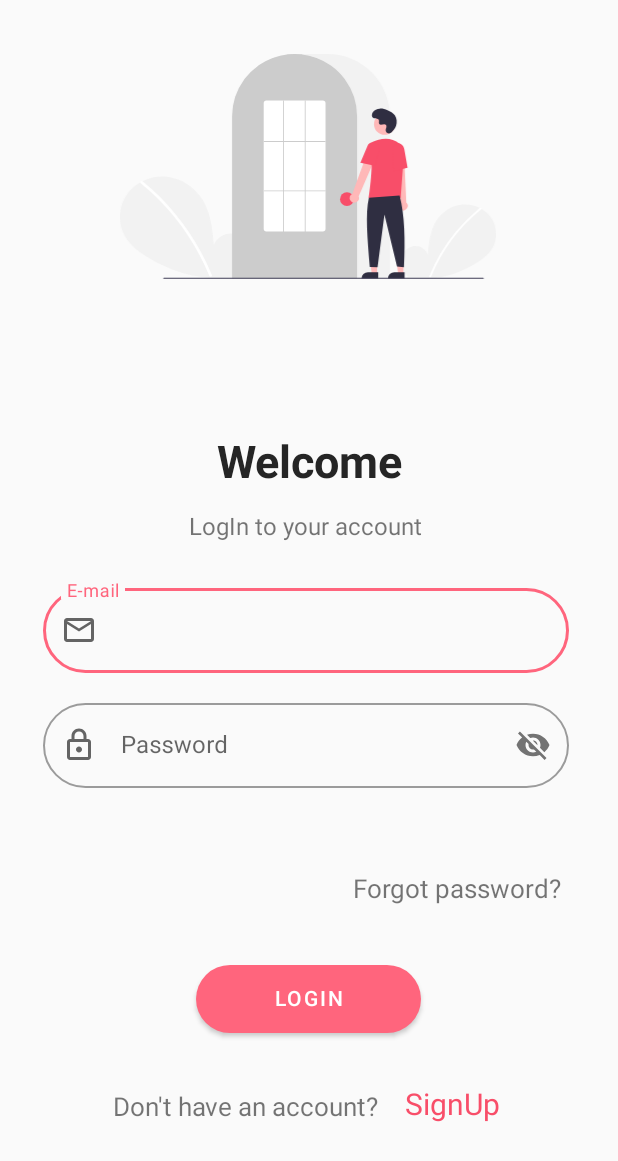
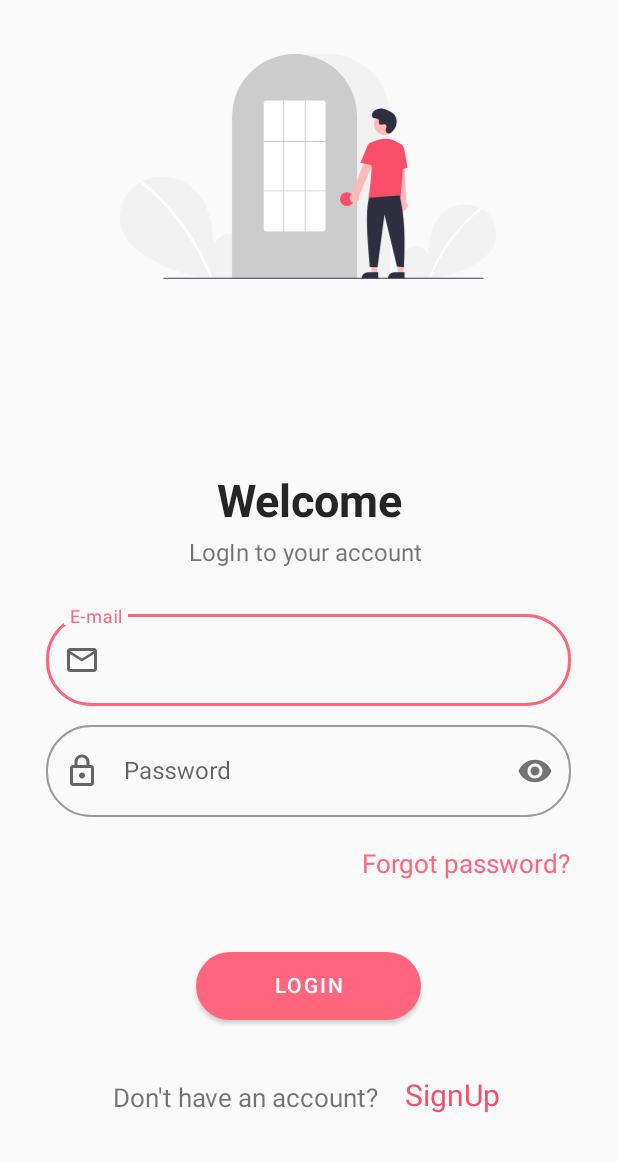
Before and after one commit to isahilgupta1306/BookBecho-Book-Selling-Application, an Android app: the screen it shows after launch (login), on a phone screen of 412 x 824 dp. Shown: the top 1161 px of the screen. Run offline under Robolectric (Android 15) with nearby library versions, the light colour scheme and no system bars; our stand-ins replace Firebase (no records; nobody signed in at launch, a user with empty details on screens opened directly).

Commit message:
Little Tweaks

```diff
--- a/app/src/main/res/layout/activity_login.xml
+++ b/app/src/main/res/layout/activity_login.xml
@@ -14,27 +14,26 @@
         android:layout_height="150dp"
         android:layout_marginTop="36dp"
         android:src="@drawable/loginbanner"
+        app:layout_constraintBottom_toTopOf="@+id/welcome"
         app:layout_constraintEnd_toEndOf="parent"
         app:layout_constraintHorizontal_bias="0.495"
         app:layout_constraintStart_toStartOf="parent"
-        app:layout_constraintTop_toTopOf="parent" />
+        app:layout_constraintTop_toTopOf="parent"
+        app:layout_constraintVertical_bias="0.0" />
 
     <TextView
         android:id="@+id/welcome"
         android:layout_width="wrap_content"
         android:layout_height="wrap_content"
-        android:layout_marginTop="24dp"
+        android:layout_marginBottom="3dp"
         android:text="Welcome"
         android:textAlignment="center"
         android:textColor="@color/blackText"
         android:textSize="30dp"
-        android:layout_marginBottom="12dp"
         android:textStyle="bold"
         app:layout_constraintBottom_toTopOf="@+id/login_text"
         app:layout_constraintEnd_toEndOf="parent"
-        app:layout_constraintStart_toStartOf="parent"
-        app:layout_constraintTop_toBottomOf="@+id/appCompatImageView"
-        app:layout_constraintVertical_bias="1.0" />
+        app:layout_constraintStart_toStartOf="parent" />
 
     <TextView
         android:id="@+id/login_text"
@@ -49,36 +48,32 @@
 
         app:layout_constraintEnd_toEndOf="parent"
         app:layout_constraintHorizontal_bias="0.49"
-        app:layout_constraintStart_toStartOf="parent"
-        app:layout_constraintTop_toBottomOf="@+id/appCompatImageView"
-        app:layout_constraintVertical_bias="1.0" />
+        app:layout_constraintStart_toStartOf="parent" />
 
     <com.google.android.material.textfield.TextInputLayout
         android:id="@+id/outlinedTextField"
         style="@style/Widget.MaterialComponents.TextInputLayout.OutlinedBox"
         android:layout_width="0dp"
         android:layout_height="wrap_content"
+        android:layout_marginBottom="7dp"
+        android:background="#FAFAFA"
         android:hint="E-mail"
         app:boxCornerRadiusBottomEnd="30dp"
         app:boxCornerRadiusBottomStart="30dp"
         app:boxCornerRadiusTopEnd="30dp"
         app:boxCornerRadiusTopStart="30dp"
-        app:startIconDrawable="@drawable/ic_email_login"
-        app:layout_constraintBottom_toBottomOf="parent"
+        app:layout_constraintBottom_toTopOf="@+id/passwordField"
         app:layout_constraintEnd_toEndOf="parent"
-        app:layout_constraintHorizontal_bias="0.467"
+        app:layout_constraintHorizontal_bias="0.491"
         app:layout_constraintStart_toStartOf="parent"
-        app:layout_constraintTop_toTopOf="parent"
-        app:layout_constraintVertical_bias="0.507"
         app:layout_constraintWidth_percent=".85"
         app:passwordToggleEnabled="false"
-        android:background="#FAFAFA">
+        app:startIconDrawable="@drawable/ic_email_login">
 
         <com.google.android.material.textfield.TextInputEditText
             android:id="@+id/emailaddress"
             android:layout_width="match_parent"
-            android:layout_height="wrap_content"
-            />
+            android:layout_height="61dp" />
     </com.google.android.material.textfield.TextInputLayout>
 
     <com.google.android.material.textfield.TextInputLayout
@@ -86,6 +81,7 @@
         style="@style/Widget.MaterialComponents.TextInputLayout.OutlinedBox"
         android:layout_width="0dp"
         android:layout_height="wrap_content"
+        android:layout_marginBottom="90dp"
         android:background="#FAFAFA"
         android:hint="Password"
         app:boxCornerRadiusBottomEnd="30dp"
@@ -94,10 +90,8 @@
         app:boxCornerRadiusTopStart="30dp"
         app:layout_constraintBottom_toTopOf="@+id/login"
         app:layout_constraintEnd_toEndOf="parent"
-        app:layout_constraintHorizontal_bias="0.467"
+        app:layout_constraintHorizontal_bias="0.491"
         app:layout_constraintStart_toStartOf="parent"
-        app:layout_constraintTop_toBottomOf="@+id/outlinedTextField"
-        app:layout_constraintVertical_bias="0.110000014"
         app:layout_constraintWidth_percent=".85"
         app:passwordToggleEnabled="true"
         app:startIconDrawable="@drawable/ic_password">
@@ -105,14 +99,15 @@
         <com.google.android.material.textfield.TextInputEditText
             android:id="@+id/password"
             android:layout_width="match_parent"
-            android:layout_height="wrap_content" />
+            android:layout_height="61dp"
+            android:inputType="textPassword" />
     </com.google.android.material.textfield.TextInputLayout>
 
     <Button
         android:id="@+id/login"
         android:layout_width="150dp"
         android:layout_height="45dp"
-        android:layout_marginBottom="135dp"
+        android:layout_marginBottom="144dp"
         android:background="@drawable/button_bg"
         android:elevation="25dp"
         android:includeFontPadding="false"
@@ -129,18 +124,18 @@
         android:id="@+id/forgot"
         android:layout_width="wrap_content"
         android:layout_height="wrap_content"
-        android:layout_marginTop="8dp"
+        android:layout_marginTop="5dp"
+        android:background="?selectableItemBackground"
+        android:clickable="true"
         android:text="Forgot password?"
+        android:textColor="@color/primaryRed"
         android:textSize="17dp"
-        android:clickable="true"
-
-        android:background="?selectableItemBackground"
         app:layout_constraintBottom_toTopOf="@+id/login"
         app:layout_constraintEnd_toEndOf="@+id/passwordField"
-        app:layout_constraintHorizontal_bias="0.979"
+        app:layout_constraintHorizontal_bias="1.0"
         app:layout_constraintStart_toStartOf="@+id/passwordField"
         app:layout_constraintTop_toBottomOf="@+id/passwordField"
-        app:layout_constraintVertical_bias="0.545" />
+        app:layout_constraintVertical_bias="0.215" />
 
     <TextView
         android:id="@+id/textView"
--- a/build.gradle
+++ b/build.gradle
@@ -5,7 +5,7 @@ buildscript {
         jcenter()
     }
     dependencies {
-        classpath "com.android.tools.build:gradle:4.1.2"
+        classpath 'com.android.tools.build:gradle:4.2.0'
         classpath 'com.google.gms:google-services:4.3.5'
 
         // NOTE: Do not place your application dependencies here; they belong
```
Also changed, not shown: app/src/main/res/layout/activity_forgot_password.xml (+12 -8 lines), app/src/main/res/layout/activity_register.xml (+7 -5 lines), gradle/wrapper/gradle-wrapper.properties.
